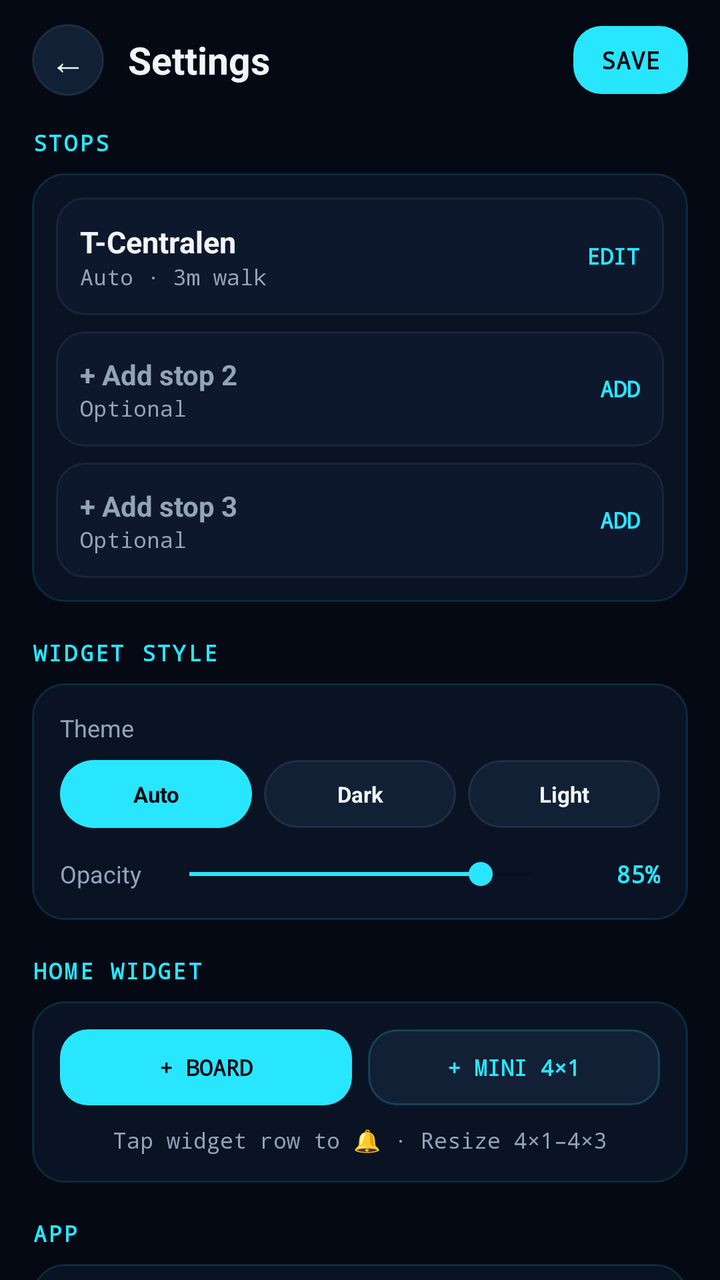
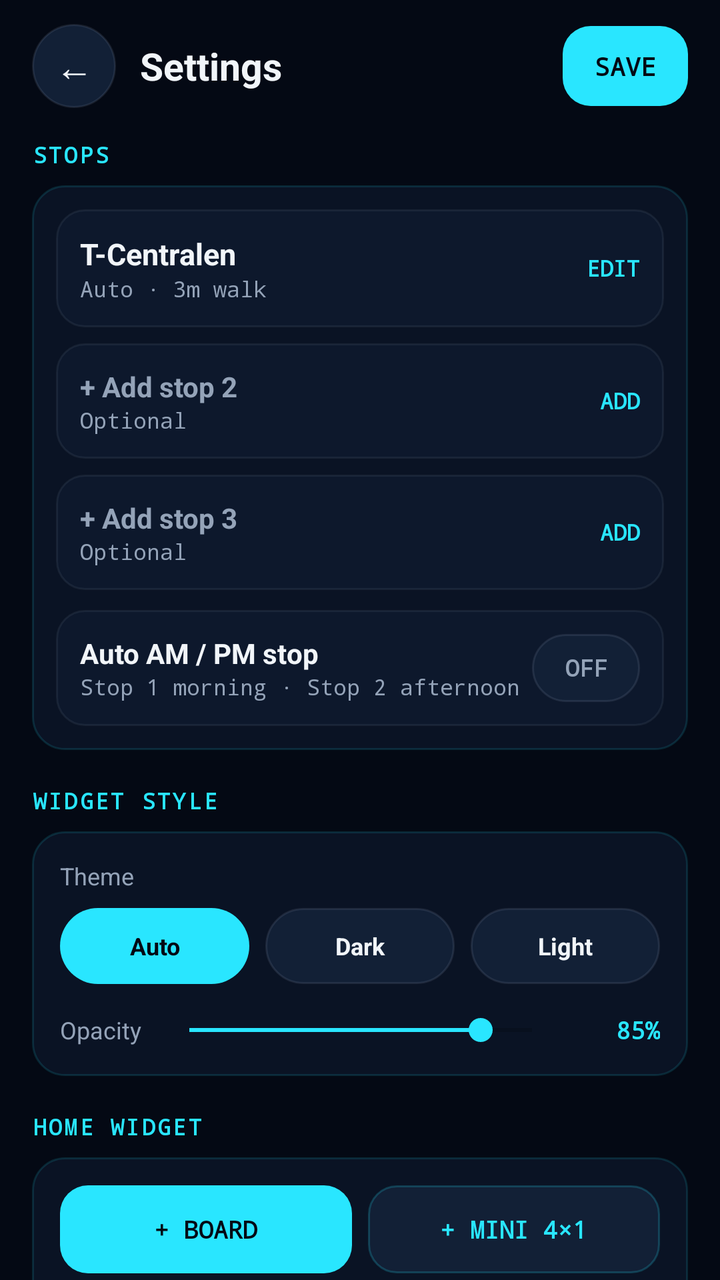

Screens rendered from an Android XML layout before and after an edit, with the pre-edit source and the edit as a unified diff.
<!-- AndroidManifest.xml: application theme Theme.TRadar -->
<!-- res/layout/activity_settings.xml -->
<?xml version="1.0" encoding="utf-8"?>
<LinearLayout xmlns:android="http://schemas.android.com/apk/res/android"
    android:id="@+id/settings_root"
    android:layout_width="match_parent"
    android:layout_height="match_parent"
    android:background="@color/bg_dark"
    android:orientation="vertical">

    
    <LinearLayout
        android:layout_width="match_parent"
        android:layout_height="wrap_content"
        android:gravity="center_vertical"
        android:orientation="horizontal"
        android:paddingStart="16dp"
        android:paddingTop="12dp"
        android:paddingEnd="16dp"
        android:paddingBottom="10dp">

        <TextView
            android:id="@+id/settings_back"
            android:layout_width="36dp"
            android:layout_height="36dp"
            android:background="@drawable/chip_idle"
            android:gravity="center"
            android:text="←"
            android:textColor="@color/text_primary"
            android:textSize="18sp" />

        <TextView
            android:id="@+id/settings_title"
            android:layout_width="0dp"
            android:layout_height="wrap_content"
            android:layout_marginStart="12dp"
            android:layout_weight="1"
            android:text="Settings"
            android:textColor="@color/text_primary"
            android:textSize="19sp"
            android:textStyle="bold" />

        <TextView
            android:id="@+id/btn_settings_done"
            android:layout_width="wrap_content"
            android:layout_height="34dp"
            android:background="@drawable/btn_primary_bg"
            android:fontFamily="monospace"
            android:gravity="center"
            android:paddingStart="14dp"
            android:paddingEnd="14dp"
            android:text="SAVE"
            android:textColor="@color/bg_dark"
            android:textSize="12sp"
            android:textStyle="bold" />
    </LinearLayout>

    <ScrollView
        android:layout_width="match_parent"
        android:layout_height="0dp"
        android:layout_weight="1"
        android:scrollbars="none">

        <LinearLayout
            android:layout_width="match_parent"
            android:layout_height="wrap_content"
            android:orientation="vertical"
            android:paddingStart="16dp"
            android:paddingTop="6dp"
            android:paddingEnd="16dp"
            android:paddingBottom="24dp">

            
            <TextView
                android:layout_width="wrap_content"
                android:layout_height="wrap_content"
                android:fontFamily="monospace"
                android:letterSpacing="0.1"
                android:text="STOPS"
                android:textColor="@color/cyan_accent"
                android:textSize="11sp"
                android:textStyle="bold" />

            <LinearLayout
                android:layout_width="match_parent"
                android:layout_height="wrap_content"
                android:layout_marginTop="8dp"
                android:background="@drawable/app_card_bg"
                android:orientation="vertical"
                android:padding="12dp">

                
                <LinearLayout
                    android:id="@+id/set_slot_0"
                    android:layout_width="match_parent"
                    android:layout_height="wrap_content"
                    android:background="@drawable/app_row_bg"
                    android:gravity="center_vertical"
                    android:orientation="horizontal"
                    android:padding="12dp">

                    <LinearLayout
                        android:layout_width="0dp"
                        android:layout_height="wrap_content"
                        android:layout_weight="1"
                        android:orientation="vertical">

                        <TextView
                            android:id="@+id/set_slot_name_0"
                            android:layout_width="wrap_content"
                            android:layout_height="wrap_content"
                            android:text="T-Centralen"
                            android:textColor="@color/text_primary"
                            android:textSize="15sp"
                            android:textStyle="bold" />

                        <TextView
                            android:id="@+id/set_slot_meta_0"
                            android:layout_width="wrap_content"
                            android:layout_height="wrap_content"
                            android:fontFamily="monospace"
                            android:text="Auto · 3m walk"
                            android:textColor="@color/text_secondary"
                            android:textSize="11sp" />
                    </LinearLayout>

                    <TextView
                        android:layout_width="wrap_content"
                        android:layout_height="wrap_content"
                        android:fontFamily="monospace"
                        android:text="EDIT"
                        android:textColor="@color/cyan_accent"
                        android:textSize="11sp"
                        android:textStyle="bold" />
                </LinearLayout>

                
                <LinearLayout
                    android:id="@+id/set_slot_1"
                    android:layout_width="match_parent"
                    android:layout_height="wrap_content"
                    android:layout_marginTop="8dp"
                    android:background="@drawable/app_row_bg"
                    android:gravity="center_vertical"
                    android:orientation="horizontal"
                    android:padding="12dp">

                    <LinearLayout
                        android:layout_width="0dp"
                        android:layout_height="wrap_content"
                        android:layout_weight="1"
                        android:orientation="vertical">

                        <TextView
                            android:id="@+id/set_slot_name_1"
                            android:layout_width="wrap_content"
                            android:layout_height="wrap_content"
                            android:text="+ Add stop 2"
                            android:textColor="@color/text_secondary"
                            android:textSize="14sp"
                            android:textStyle="bold" />

                        <TextView
                            android:id="@+id/set_slot_meta_1"
                            android:layout_width="wrap_content"
                            android:layout_height="wrap_content"
                            android:fontFamily="monospace"
                            android:text="Optional"
                            android:textColor="@color/text_secondary"
                            android:textSize="11sp" />
                    </LinearLayout>

                    <TextView
                        android:id="@+id/set_slot_action_1"
                        android:layout_width="wrap_content"
                        android:layout_height="wrap_content"
                        android:fontFamily="monospace"
                        android:text="ADD"
                        android:textColor="@color/cyan_accent"
                        android:textSize="11sp"
                        android:textStyle="bold" />
                </LinearLayout>

                
                <LinearLayout
                    android:id="@+id/set_slot_2"
                    android:layout_width="match_parent"
                    android:layout_height="wrap_content"
                    android:layout_marginTop="8dp"
                    android:background="@drawable/app_row_bg"
                    android:gravity="center_vertical"
                    android:orientation="horizontal"
                    android:padding="12dp">

                    <LinearLayout
                        android:layout_width="0dp"
                        android:layout_height="wrap_content"
                        android:layout_weight="1"
                        android:orientation="vertical">

                        <TextView
                            android:id="@+id/set_slot_name_2"
                            android:layout_width="wrap_content"
                            android:layout_height="wrap_content"
                            android:text="+ Add stop 3"
                            android:textColor="@color/text_secondary"
                            android:textSize="14sp"
                            android:textStyle="bold" />

                        <TextView
                            android:id="@+id/set_slot_meta_2"
                            android:layout_width="wrap_content"
                            android:layout_height="wrap_content"
                            android:fontFamily="monospace"
                            android:text="Optional"
                            android:textColor="@color/text_secondary"
                            android:textSize="11sp" />
                    </LinearLayout>

                    <TextView
                        android:id="@+id/set_slot_action_2"
                        android:layout_width="wrap_content"
                        android:layout_height="wrap_content"
                        android:fontFamily="monospace"
                        android:text="ADD"
                        android:textColor="@color/cyan_accent"
                        android:textSize="11sp"
                        android:textStyle="bold" />
                </LinearLayout>
            </LinearLayout>

            
            <TextView
                android:layout_width="wrap_content"
                android:layout_height="wrap_content"
                android:layout_marginTop="18dp"
                android:fontFamily="monospace"
                android:letterSpacing="0.1"
                android:text="WIDGET STYLE"
                android:textColor="@color/cyan_accent"
                android:textSize="11sp"
                android:textStyle="bold" />

            <LinearLayout
                android:layout_width="match_parent"
                android:layout_height="wrap_content"
                android:layout_marginTop="8dp"
                android:background="@drawable/app_card_bg"
                android:orientation="vertical"
                android:padding="14dp">

                <TextView
                    android:layout_width="wrap_content"
                    android:layout_height="wrap_content"
                    android:text="Theme"
                    android:textColor="@color/text_secondary"
                    android:textSize="12sp" />

                <LinearLayout
                    android:layout_width="match_parent"
                    android:layout_height="wrap_content"
                    android:layout_marginTop="8dp"
                    android:orientation="horizontal">

                    <TextView
                        android:id="@+id/theme_auto"
                        android:layout_width="0dp"
                        android:layout_height="34dp"
                        android:layout_marginEnd="6dp"
                        android:layout_weight="1"
                        android:background="@drawable/chip_active"
                        android:gravity="center"
                        android:text="Auto"
                        android:textColor="@color/bg_dark"
                        android:textSize="11sp"
                        android:textStyle="bold" />

                    <TextView
                        android:id="@+id/theme_dark"
                        android:layout_width="0dp"
                        android:layout_height="34dp"
                        android:layout_marginEnd="6dp"
                        android:layout_weight="1"
                        android:background="@drawable/chip_idle"
                        android:gravity="center"
                        android:text="Dark"
                        android:textColor="@color/text_primary"
                        android:textSize="11sp"
                        android:textStyle="bold" />

                    <TextView
                        android:id="@+id/theme_light"
                        android:layout_width="0dp"
                        android:layout_height="34dp"
                        android:layout_weight="1"
                        android:background="@drawable/chip_idle"
                        android:gravity="center"
                        android:text="Light"
                        android:textColor="@color/text_primary"
                        android:textSize="11sp"
                        android:textStyle="bold" />
                </LinearLayout>

                <LinearLayout
                    android:layout_width="match_parent"
                    android:layout_height="wrap_content"
                    android:layout_marginTop="14dp"
                    android:gravity="center_vertical"
                    android:orientation="horizontal">

                    <TextView
                        android:layout_width="wrap_content"
                        android:layout_height="wrap_content"
                        android:text="Opacity"
                        android:textColor="@color/text_secondary"
                        android:textSize="12sp" />

                    <SeekBar
                        android:id="@+id/set_opacity_seek"
                        android:layout_width="0dp"
                        android:layout_height="wrap_content"
                        android:layout_marginStart="8dp"
                        android:layout_marginEnd="6dp"
                        android:layout_weight="1"
                        android:max="100"
                        android:progress="85"
                        android:progressTint="@color/cyan_accent"
                        android:thumbTint="@color/cyan_accent" />

                    <TextView
                        android:id="@+id/set_opacity_value"
                        android:layout_width="42dp"
                        android:layout_height="wrap_content"
                        android:fontFamily="monospace"
                        android:gravity="end"
                        android:text="85%"
                        android:textColor="@color/cyan_accent"
                        android:textSize="12sp"
                        android:textStyle="bold" />
                </LinearLayout>
            </LinearLayout>

            
            <TextView
                android:layout_width="wrap_content"
                android:layout_height="wrap_content"
                android:layout_marginTop="18dp"
                android:fontFamily="monospace"
                android:letterSpacing="0.1"
                android:text="HOME WIDGET"
                android:textColor="@color/cyan_accent"
                android:textSize="11sp"
                android:textStyle="bold" />

            <LinearLayout
                android:layout_width="match_parent"
                android:layout_height="wrap_content"
                android:layout_marginTop="8dp"
                android:background="@drawable/app_card_bg"
                android:orientation="vertical"
                android:padding="14dp">

                <LinearLayout
                    android:layout_width="match_parent"
                    android:layout_height="wrap_content"
                    android:orientation="horizontal">

                    <TextView
                        android:id="@+id/btn_pin_board"
                        android:layout_width="0dp"
                        android:layout_height="38dp"
                        android:layout_marginEnd="8dp"
                        android:layout_weight="1"
                        android:background="@drawable/btn_primary_bg"
                        android:fontFamily="monospace"
                        android:gravity="center"
                        android:text="+ BOARD"
                        android:textColor="@color/bg_dark"
                        android:textSize="11sp"
                        android:textStyle="bold" />

                    <TextView
                        android:id="@+id/btn_pin_mini"
                        android:layout_width="0dp"
                        android:layout_height="38dp"
                        android:layout_weight="1"
                        android:background="@drawable/btn_secondary_bg"
                        android:fontFamily="monospace"
                        android:gravity="center"
                        android:text="+ MINI 4×1"
                        android:textColor="@color/cyan_accent"
                        android:textSize="11sp"
                        android:textStyle="bold" />
                </LinearLayout>

                <TextView
                    android:layout_width="match_parent"
                    android:layout_height="wrap_content"
                    android:layout_marginTop="10dp"
                    android:fontFamily="monospace"
                    android:gravity="center"
                    android:text="Tap widget row to 🔔 · Resize 4×1–4×3"
                    android:textColor="@color/text_secondary"
                    android:textSize="11sp" />
            </LinearLayout>

            
            <TextView
                android:layout_width="wrap_content"
                android:layout_height="wrap_content"
                android:layout_marginTop="18dp"
                android:fontFamily="monospace"
                android:letterSpacing="0.1"
                android:text="APP"
                android:textColor="@color/cyan_accent"
                android:textSize="11sp"
                android:textStyle="bold" />

            <LinearLayout
                android:layout_width="match_parent"
                android:layout_height="wrap_content"
                android:layout_marginTop="8dp"
                android:background="@drawable/app_card_bg"
                android:orientation="vertical"
                android:padding="14dp">

                <LinearLayout
                    android:id="@+id/row_check_updates"
                    android:layout_width="match_parent"
                    android:layout_height="wrap_content"
                    android:gravity="center_vertical"
                    android:orientation="horizontal"
                    android:paddingTop="2dp"
                    android:paddingBottom="2dp">

                    <LinearLayout
                        android:layout_width="0dp"
                        android:layout_height="wrap_content"
                        android:layout_weight="1"
                        android:orientation="vertical">

                        <TextView
                            android:id="@+id/set_update_title"
                            android:layout_width="wrap_content"
                            android:layout_height="wrap_content"
                            android:text="Updates"
                            android:textColor="@color/text_primary"
                            android:textSize="14sp"
                            android:textStyle="bold" />

                        <TextView
                            android:id="@+id/set_version_label"
                            android:layout_width="wrap_content"
                            android:layout_height="wrap_content"
                            android:fontFamily="monospace"
                            android:text="v2.1.0"
                            android:textColor="@color/text_secondary"
                            android:textSize="11sp" />
                    </LinearLayout>

                    <TextView
                        android:id="@+id/set_update_badge"
                        android:layout_width="wrap_content"
                        android:layout_height="wrap_content"
                        android:fontFamily="monospace"
                        android:text="CHECK"
                        android:textColor="@color/cyan_accent"
                        android:textSize="11sp"
                        android:textStyle="bold" />
                </LinearLayout>
            </LinearLayout>

        </LinearLayout>
    </ScrollView>

</LinearLayout>
<!-- resources referenced by this layout -->
<resources>
  <color name="bg_dark">#040914</color>
  <color name="cyan_accent">#29E6FF</color>
  <color name="text_primary">#F1F5F9</color>
  <color name="text_secondary">#94A3B8</color>
  <!-- drawable app_card_bg (drawable) -->
  <?xml version="1.0" encoding="utf-8"?>
  <shape xmlns:android="http://schemas.android.com/apk/res/android"
      android:shape="rectangle">
      <solid android:color="#0A1324" />
      <stroke android:width="1dp" android:color="#2229E6FF" />
      <corners android:radius="16dp" />
  </shape>
  <!-- drawable app_row_bg (drawable) -->
  <?xml version="1.0" encoding="utf-8"?>
  <shape xmlns:android="http://schemas.android.com/apk/res/android"
      android:shape="rectangle">
      <solid android:color="#0D182C" />
      <stroke android:width="1dp" android:color="#1A94A3B8" />
      <corners android:radius="14dp" />
  </shape>
  <!-- drawable btn_primary_bg (drawable) -->
  <?xml version="1.0" encoding="utf-8"?>
  <shape xmlns:android="http://schemas.android.com/apk/res/android"
      android:shape="rectangle">
      <solid android:color="#29E6FF" />
      <corners android:radius="14dp" />
  </shape>
  <!-- drawable btn_secondary_bg (drawable) -->
  <?xml version="1.0" encoding="utf-8"?>
  <shape xmlns:android="http://schemas.android.com/apk/res/android"
      android:shape="rectangle">
      <solid android:color="#122036" />
      <stroke android:width="1dp" android:color="#3329E6FF" />
      <corners android:radius="14dp" />
  </shape>
  <!-- drawable chip_active (drawable) -->
  <?xml version="1.0" encoding="utf-8"?>
  <shape xmlns:android="http://schemas.android.com/apk/res/android"
      android:shape="rectangle">
      <solid android:color="#29E6FF" />
      <corners android:radius="999dp" />
  </shape>
  <!-- drawable chip_idle (drawable) -->
  <?xml version="1.0" encoding="utf-8"?>
  <shape xmlns:android="http://schemas.android.com/apk/res/android"
      android:shape="rectangle">
      <solid android:color="#122036" />
      <stroke android:width="1dp" android:color="#2694A3B8" />
      <corners android:radius="999dp" />
  </shape>
  <style name="Theme.TRadar" parent="Theme.AppCompat.DayNight.NoActionBar">
          <item name="colorPrimary">@color/cyan_accent</item>
          <item name="colorPrimaryDark">@color/bg_dark</item>
          <item name="colorAccent">@color/cyan_accent</item>
          <item name="android:windowBackground">@color/bg_dark</item>
          <item name="android:statusBarColor">@color/bg_dark</item>
          <item name="android:navigationBarColor">@color/bg_dark</item>
      </style>
</resources>

<!-- the commit's change to res/layout/activity_settings.xml (unified diff, before → after) -->
@@ -19,13 +19,13 @@
 
         <TextView
             android:id="@+id/settings_back"
-            android:layout_width="36dp"
-            android:layout_height="36dp"
+            android:layout_width="42dp"
+            android:layout_height="42dp"
             android:background="@drawable/chip_idle"
             android:gravity="center"
             android:text="←"
             android:textColor="@color/text_primary"
-            android:textSize="18sp" />
+            android:textSize="19sp" />
 
         <TextView
             android:id="@+id/settings_title"
@@ -41,15 +41,15 @@
         <TextView
             android:id="@+id/btn_settings_done"
             android:layout_width="wrap_content"
-            android:layout_height="34dp"
+            android:layout_height="40dp"
             android:background="@drawable/btn_primary_bg"
             android:fontFamily="monospace"
             android:gravity="center"
-            android:paddingStart="14dp"
-            android:paddingEnd="14dp"
+            android:paddingStart="16dp"
+            android:paddingEnd="16dp"
             android:text="SAVE"
             android:textColor="@color/bg_dark"
-            android:textSize="12sp"
+            android:textSize="12.5sp"
             android:textStyle="bold" />
     </LinearLayout>
 
@@ -225,6 +225,53 @@
                         android:textSize="11sp"
                         android:textStyle="bold" />
                 </LinearLayout>
+
+                
+                <LinearLayout
+                    android:id="@+id/row_auto_ampm"
+                    android:layout_width="match_parent"
+                    android:layout_height="wrap_content"
+                    android:layout_marginTop="10dp"
+                    android:background="@drawable/app_row_bg"
+                    android:gravity="center_vertical"
+                    android:orientation="horizontal"
+                    android:padding="12dp">
+
+                    <LinearLayout
+                        android:layout_width="0dp"
+                        android:layout_height="wrap_content"
+                        android:layout_weight="1"
+                        android:orientation="vertical">
+
+                        <TextView
+                            android:layout_width="wrap_content"
+                            android:layout_height="wrap_content"
+                            android:text="Auto AM / PM stop"
+                            android:textColor="@color/text_primary"
+                            android:textSize="14sp"
+                            android:textStyle="bold" />
+
+                        <TextView
+                            android:layout_width="wrap_content"
+                            android:layout_height="wrap_content"
+                            android:fontFamily="monospace"
+                            android:text="Stop 1 morning · Stop 2 afternoon"
+                            android:textColor="@color/text_secondary"
+                            android:textSize="11sp" />
+                    </LinearLayout>
+
+                    <TextView
+                        android:id="@+id/chip_auto_ampm"
+                        android:layout_width="54dp"
+                        android:layout_height="34dp"
+                        android:background="@drawable/chip_idle"
+                        android:fontFamily="monospace"
+                        android:gravity="center"
+                        android:text="OFF"
+                        android:textColor="@color/text_secondary"
+                        android:textSize="11.5sp"
+                        android:textStyle="bold" />
+                </LinearLayout>
             </LinearLayout>
 
             
@@ -263,39 +310,39 @@
                     <TextView
                         android:id="@+id/theme_auto"
                         android:layout_width="0dp"
-                        android:layout_height="34dp"
-                        android:layout_marginEnd="6dp"
+                        android:layout_height="38dp"
+                        android:layout_marginEnd="8dp"
                         android:layout_weight="1"
                         android:background="@drawable/chip_active"
                         android:gravity="center"
                         android:text="Auto"
                         android:textColor="@color/bg_dark"
-                        android:textSize="11sp"
+                        android:textSize="12sp"
                         android:textStyle="bold" />
 
                     <TextView
                         android:id="@+id/theme_dark"
                         android:layout_width="0dp"
-                        android:layout_height="34dp"
-                        android:layout_marginEnd="6dp"
+                        android:layout_height="38dp"
+                        android:layout_marginEnd="8dp"
                         android:layout_weight="1"
                         android:background="@drawable/chip_idle"
                         android:gravity="center"
                         android:text="Dark"
                         android:textColor="@color/text_primary"
-                        android:textSize="11sp"
+                        android:textSize="12sp"
                         android:textStyle="bold" />
 
                     <TextView
                         android:id="@+id/theme_light"
                         android:layout_width="0dp"
-                        android:layout_height="34dp"
+                        android:layout_height="38dp"
                         android:layout_weight="1"
                         android:background="@drawable/chip_idle"
                         android:gravity="center"
                         android:text="Light"
                         android:textColor="@color/text_primary"
-                        android:textSize="11sp"
+                        android:textSize="12sp"
                         android:textStyle="bold" />
                 </LinearLayout>
 
@@ -366,7 +413,7 @@
                     <TextView
                         android:id="@+id/btn_pin_board"
                         android:layout_width="0dp"
-                        android:layout_height="38dp"
+                        android:layout_height="44dp"
                         android:layout_marginEnd="8dp"
                         android:layout_weight="1"
                         android:background="@drawable/btn_primary_bg"
@@ -374,20 +421,20 @@
                         android:gravity="center"
                         android:text="+ BOARD"
                         android:textColor="@color/bg_dark"
-                        android:textSize="11sp"
+                        android:textSize="12sp"
                         android:textStyle="bold" />
 
                     <TextView
                         android:id="@+id/btn_pin_mini"
                         android:layout_width="0dp"
-                        android:layout_height="38dp"
+                        android:layout_height="44dp"
                         android:layout_weight="1"
                         android:background="@drawable/btn_secondary_bg"
                         android:fontFamily="monospace"
                         android:gravity="center"
                         android:text="+ MINI 4×1"
                         android:textColor="@color/cyan_accent"
-                        android:textSize="11sp"
+                        android:textSize="12sp"
                         android:textStyle="bold" />
                 </LinearLayout>
 
